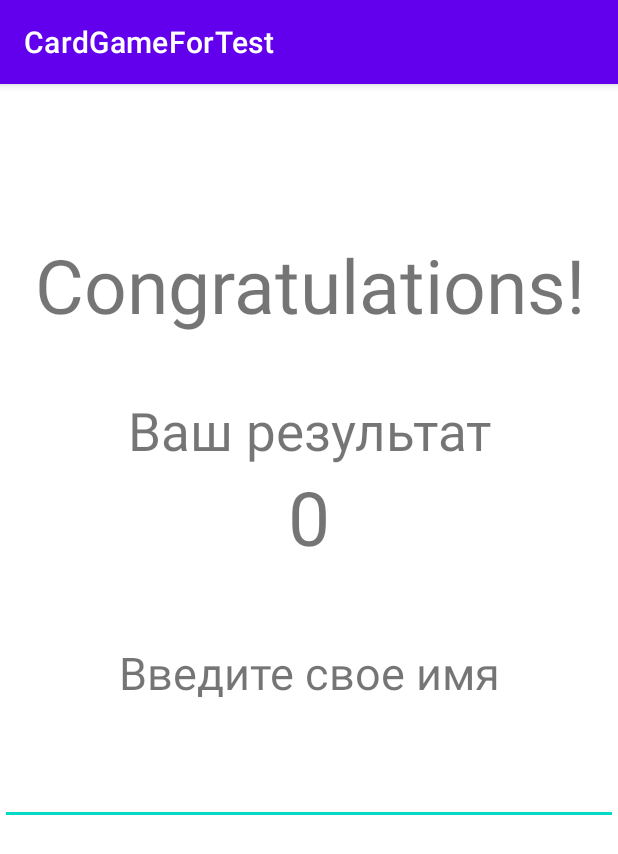
After one commit to shumslav/GameCardForTest, an Android app: the WinActivity screen opened directly, with no data from a screen before it, on a phone screen of 412 x 824 dp. The commit adds this screen. Shown: the top 854 px of the screen. Run offline under Robolectric (Android 15) with nearby library versions, the phone set to English and light mode, and no system bars.

Commit message:
made WinActivity.kt

```diff
--- a/app/src/main/AndroidManifest.xml
+++ b/app/src/main/AndroidManifest.xml
@@ -9,7 +9,8 @@
         android:roundIcon="@mipmap/ic_launcher_round"
         android:supportsRtl="true"
         android:theme="@style/Theme.CardGameForTest">
-        <activity android:name=".Activity.SettingsActivity"></activity>
+        <activity android:name=".Activity.WinActivity"></activity>
+        <activity android:name=".Activity.SettingsActivity" />
         <activity android:name=".Activity.GameActivity" />
         <activity android:name=".Activity.MainActivity">
             <intent-filter>
--- a/app/src/main/java/com/shumslav/cardgamefortest/Activity/MainActivity.kt
+++ b/app/src/main/java/com/shumslav/cardgamefortest/Activity/MainActivity.kt
@@ -26,5 +26,4 @@
         buttonSettings.setOnClickListener {
             startActivity(Intent(this,SettingsActivity::class.java))
         }
-    }
-}
+    }}
--- a/app/src/main/java/com/shumslav/cardgamefortest/Activity/SettingsActivity.kt
+++ b/app/src/main/java/com/shumslav/cardgamefortest/Activity/SettingsActivity.kt
@@ -32,8 +32,8 @@
     override fun onResume() {
         super.onResume()
         settingsApp = sqlHelper.getSettings()
-        dificult = settingsApp.dificult.toInt()
-        volumeLevel = settingsApp.volumeLevel.toInt()
+        dificult = settingsApp.getDificult()
+        volumeLevel = settingsApp.getVolumeLevel()
         seekVolume.setProgress(volumeLevel)
 
         when(dificult){
--- /dev/null
+++ b/app/src/main/java/com/shumslav/cardgamefortest/Activity/WinActivity.kt
@@ -0,0 +1,12 @@
+package com.shumslav.cardgamefortest.Activity
+
+import androidx.appcompat.app.AppCompatActivity
+import android.os.Bundle
+import com.shumslav.cardgamefortest.R
+
+class WinActivity : AppCompatActivity() {
+    override fun onCreate(savedInstanceState: Bundle?) {
+        super.onCreate(savedInstanceState)
+        setContentView(R.layout.activity_win)
+    }
+}
--- /dev/null
+++ b/app/src/main/res/layout/activity_win.xml
@@ -0,0 +1,57 @@
+<?xml version="1.0" encoding="utf-8"?>
+<androidx.constraintlayout.widget.ConstraintLayout xmlns:android="http://schemas.android.com/apk/res/android"
+    xmlns:app="http://schemas.android.com/apk/res-auto"
+    xmlns:tools="http://schemas.android.com/tools"
+    android:layout_width="match_parent"
+    android:layout_height="match_parent"
+    tools:context=".Activity.WinActivity">
+
+    <LinearLayout
+        android:layout_width="match_parent"
+        android:layout_height="match_parent"
+        android:orientation="vertical"
+        app:layout_constraintBottom_toBottomOf="parent"
+        app:layout_constraintEnd_toEndOf="parent"
+        app:layout_constraintStart_toStartOf="parent"
+        app:layout_constraintTop_toTopOf="parent">
+
+        <TextView
+            android:layout_width="match_parent"
+            android:layout_height="wrap_content"
+            android:text="Congratulations!"
+            android:gravity="center"
+            android:textSize="50sp"
+            android:layout_marginTop="100dp"
+            android:layout_marginBottom="40dp"/>
+        <TextView
+            android:layout_width="match_parent"
+            android:layout_height="wrap_content"
+            android:text="Ваш результат"
+            android:textSize="35sp"
+            android:gravity="center"/>
+        <TextView
+            android:id="@+id/score"
+            android:layout_width="match_parent"
+            android:layout_height="wrap_content"
+            android:text="0"
+            android:textSize="50sp"
+            android:gravity="center"
+            android:layout_marginBottom="50dp"/>
+        <TextView
+            android:layout_width="match_parent"
+            android:layout_height="wrap_content"
+            android:text="Введите свое имя"
+            android:textSize="30sp"
+            android:gravity="center"
+            android:layout_marginBottom="20dp"/>
+        <EditText
+            android:id="@+id/name"
+            android:layout_width="match_parent"
+            android:layout_height="wrap_content"
+            android:textSize="30sp"
+            android:maxLength="20"
+            android:gravity="center"/>
+
+
+    </LinearLayout>
+</androidx.constraintlayout.widget.ConstraintLayout>
```
